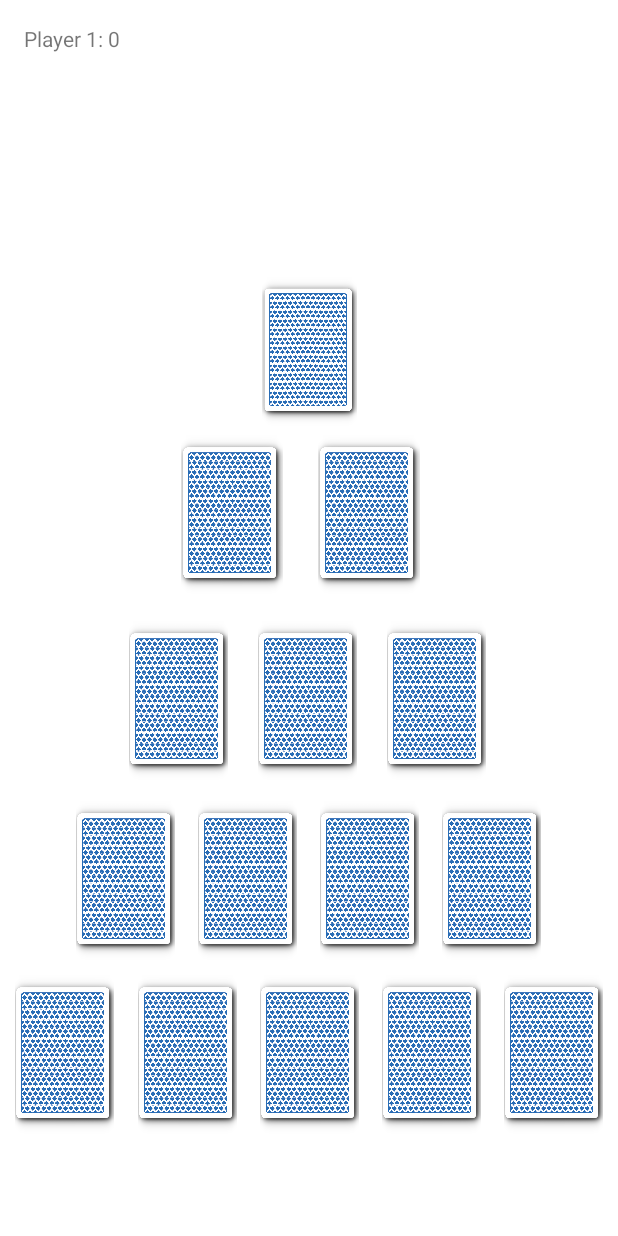
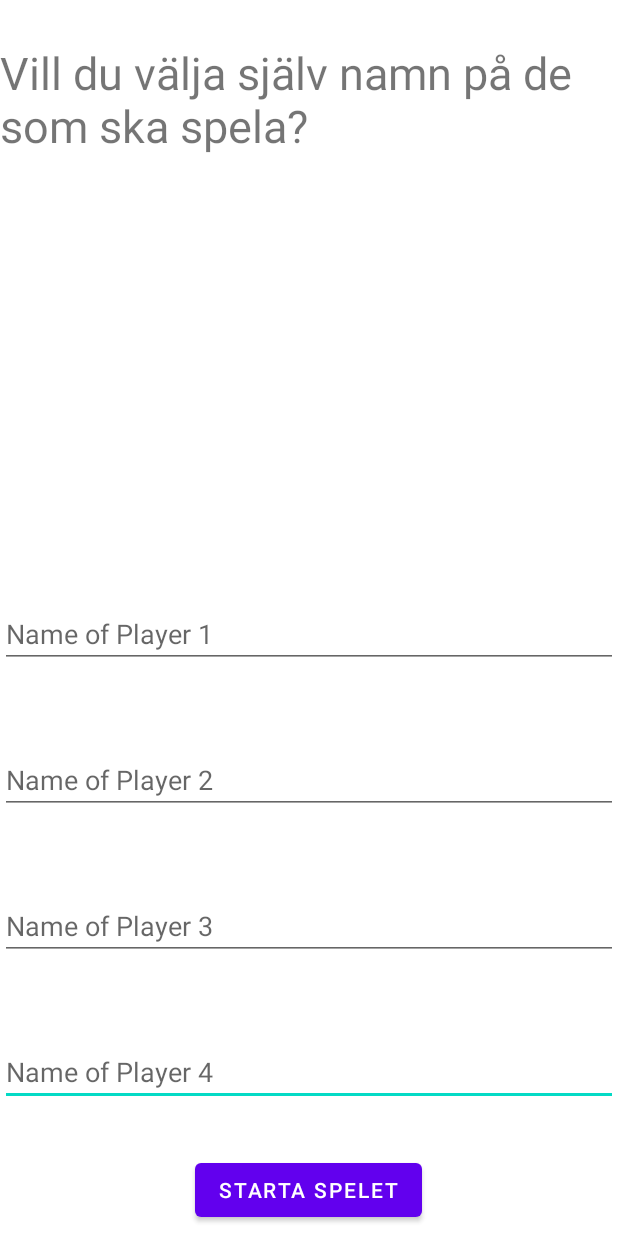
Before and after one commit to Juandr0/Busdriver, an Android app: the NumOfPlayersActivity screen opened directly, with no data from a screen before it, after a tap on "EN SPELARE", on a phone screen of 412 x 824 dp. Run offline under Robolectric (Android 15) with nearby library versions, the phone set to English and light mode, and no system bars; 11 statements that could not run were skipped.

Commit message:
ongoing work, checking out dev

```diff
--- a/app/src/main/AndroidManifest.xml
+++ b/app/src/main/AndroidManifest.xml
@@ -23,6 +23,9 @@
             android:name=".CardgameActivity"
             android:exported="false" />
         <activity
+            android:name="ChangePlayerNameView"
+            android:exported="false" />
+        <activity
             android:name=".MainActivity"
             android:exported="true">
             <intent-filter>
--- a/app/src/main/java/com/example/myapplication/ChangePlayerNameView.kt
+++ b/app/src/main/java/com/example/myapplication/ChangePlayerNameView.kt
@@ -5,22 +5,68 @@ import androidx.appcompat.app.AppCompatActivity
 import android.os.Bundle
 import android.view.View
 import android.widget.Button
+import android.widget.EditText
 import android.widget.TextView
 
-class changePlayerNameView : AppCompatActivity() {
+class ChangePlayerNameView : AppCompatActivity() {
 
+    // denna intent ska skickas till CardgameActivity::class.java
+    lateinit var startGameButton : Button
     lateinit var changePlayerNameView : TextView
+    lateinit var playerOneNameInputEdit   : EditText
+    lateinit var playerTwoNameInputEdit   : EditText
+    lateinit var playerThreeNameInputEdit : EditText
+    lateinit var playerFourNameInputEdit  : EditText
+
+
 
     override fun onCreate(savedInstanceState: Bundle?) {
         super.onCreate(savedInstanceState)
         setContentView(R.layout.changeplayername_activity)
+
+        playerOneNameInputEdit.findViewById<EditText>(R.id.playerOneNameInputEdit)
+        playerTwoNameInputEdit.findViewById<EditText>(R.id.playerTwoNameInputEdit)
+        playerThreeNameInputEdit.findViewById<EditText>(R.id.playerThreeNameInputEdit)
+        playerFourNameInputEdit.findViewById<EditText>(R.id.playerFourNameInputEdit)
+
         changePlayerNameView = findViewById(R.id.changePlayerNameView)
+        changePlayerNameView.text = "Vill du välja själv namn på de som ska spela?"
+
+        startGameButton = findViewById(R.id.startGameButton)
+        startGameButton.text = "Starta spelet"
 
 
 
+        val numOfPlayers = getAmountOfPlayers()
+        getEditTextViews(numOfPlayers)
     }
 
 
 
 
+    fun getEditTextViews(numOfPlayersAsInt : Int) {
+
+        when (numOfPlayersAsInt) {
+            1 -> {
+                playerTwoNameInputEdit.visibility = View.INVISIBLE
+                playerThreeNameInputEdit.visibility = View.INVISIBLE
+                playerFourNameInputEdit.visibility = View.INVISIBLE
+            }
+            2 -> {
+                playerThreeNameInputEdit.visibility = View.INVISIBLE
+                playerFourNameInputEdit.visibility = View.INVISIBLE
+            }
+
+            3 -> {
+                playerFourNameInputEdit.visibility = View.INVISIBLE
+            }
+
+        }
+
+    }
+
+    fun getAmountOfPlayers() : Int{
+        return intent.getIntExtra("numOfPlayers", 1)
+    }
+
 }
--- a/app/src/main/java/com/example/myapplication/NumOfPlayersActivity.kt
+++ b/app/src/main/java/com/example/myapplication/NumOfPlayersActivity.kt
@@ -19,7 +19,6 @@ class NumOfPlayersActivity : AppCompatActivity() {
     override fun onCreate(savedInstanceState: Bundle?) {
         super.onCreate(savedInstanceState)
         setContentView(R.layout.numofplayers_activity)
-
         initiateView()
         activateClickListeners()
     }
@@ -31,25 +30,25 @@ class NumOfPlayersActivity : AppCompatActivity() {
 
     fun activateClickListeners(){
         onePlayer.setOnClickListener {
-            intent = Intent(this, CardgameActivity::class.java)
+            intent = Intent(this, ChangePlayerNameView::class.java)
             intent.putExtra("numOfPlayers", 1)
             startActivity(intent)
         }
 
         twoPlayers.setOnClickListener {
-            intent = Intent(this, CardgameActivity::class.java)
+            intent = Intent(this, ChangePlayerNameView::class.java)
             intent.putExtra("numOfPlayers", 2)
             startActivity(intent)
         }
 
         threePlayers.setOnClickListener {
-            intent = Intent(this, CardgameActivity::class.java)
+            intent = Intent(this, ChangePlayerNameView::class.java)
             intent.putExtra("numOfPlayers", 3)
             startActivity(intent)
         }
 
         fourPlayers.setOnClickListener {
-            intent = Intent(this, CardgameActivity::class.java)
+            intent = Intent(this, ChangePlayerNameView::class.java)
             intent.putExtra("numOfPlayers", 4)
             startActivity(intent)
         }
--- a/app/src/main/res/layout/changeplayername_activity.xml
+++ b/app/src/main/res/layout/changeplayername_activity.xml
@@ -40,7 +40,7 @@
         android:id="@+id/playerOneNameInputEdit"
         android:layout_width="match_parent"
         android:layout_height="wrap_content"
-        android:layout_marginTop="384dp"
+        android:layout_marginTop="400dp"
         android:hint="Name of Player 1"
         app:layout_constraintEnd_toEndOf="parent"
         app:layout_constraintHorizontal_bias="0.0"
@@ -68,4 +68,15 @@
         app:layout_constraintHorizontal_bias="1.0"
         app:layout_constraintStart_toStartOf="parent"
         app:layout_constraintTop_toBottomOf="@+id/playerTwoNameInputEdit" />
+
+    <Button
+        android:id="@+id/startGameButton"
+        android:layout_width="wrap_content"
+        android:layout_height="wrap_content"
+        android:layout_marginTop="32dp"
+        android:text="Button"
+        app:layout_constraintEnd_toEndOf="parent"
+        app:layout_constraintHorizontal_bias="0.498"
+        app:layout_constraintStart_toStartOf="parent"
+        app:layout_constraintTop_toBottomOf="@+id/playerFourNameInputEdit" />
 </androidx.constraintlayout.widget.ConstraintLayout>
```
